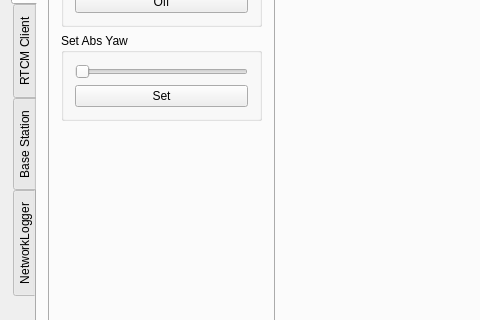
vedderb/rise_sdvp, file Linux/RC_Car_Tool/mainwindow.ui: the form before one commit; both pictures show x 0 to 480 and y 105 to 425 of the 1048 by 636 pixel window.
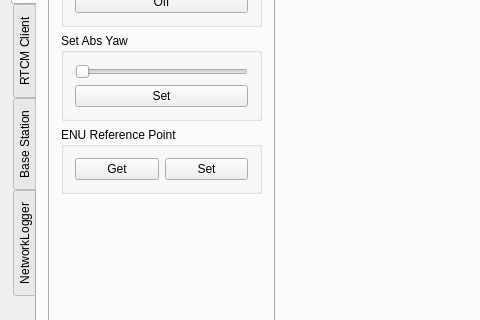
The form after the commit. The open tabs and pages were chosen to show the change. Custom widgets are drawn as their Qt base class.

Diff of the .ui file:
```diff
--- a/Linux/RC_Car_Tool/mainwindow.ui
+++ b/Linux/RC_Car_Tool/mainwindow.ui
@@ -122,6 +122,29 @@
                 </layout>
                </widget>
               </item>
+              <item>
+               <widget class="QGroupBox" name="groupBox_7">
+                <property name="title">
+                 <string>ENU Reference Point</string>
+                </property>
+                <layout class="QGridLayout" name="gridLayout_7">
+                 <item row="0" column="0">
+                  <widget class="QPushButton" name="mapGetEnuButton">
+                   <property name="text">
+                    <string>Get</string>
+                   </property>
+                  </widget>
+                 </item>
+                 <item row="0" column="1">
+                  <widget class="QPushButton" name="mapSetEnuButton">
+                   <property name="text">
+                    <string>Set</string>
+                   </property>
+                  </widget>
+                 </item>
+                </layout>
+               </widget>
+              </item>
               <item>
                <spacer name="verticalSpacer_2">
                 <property name="orientation">
```
